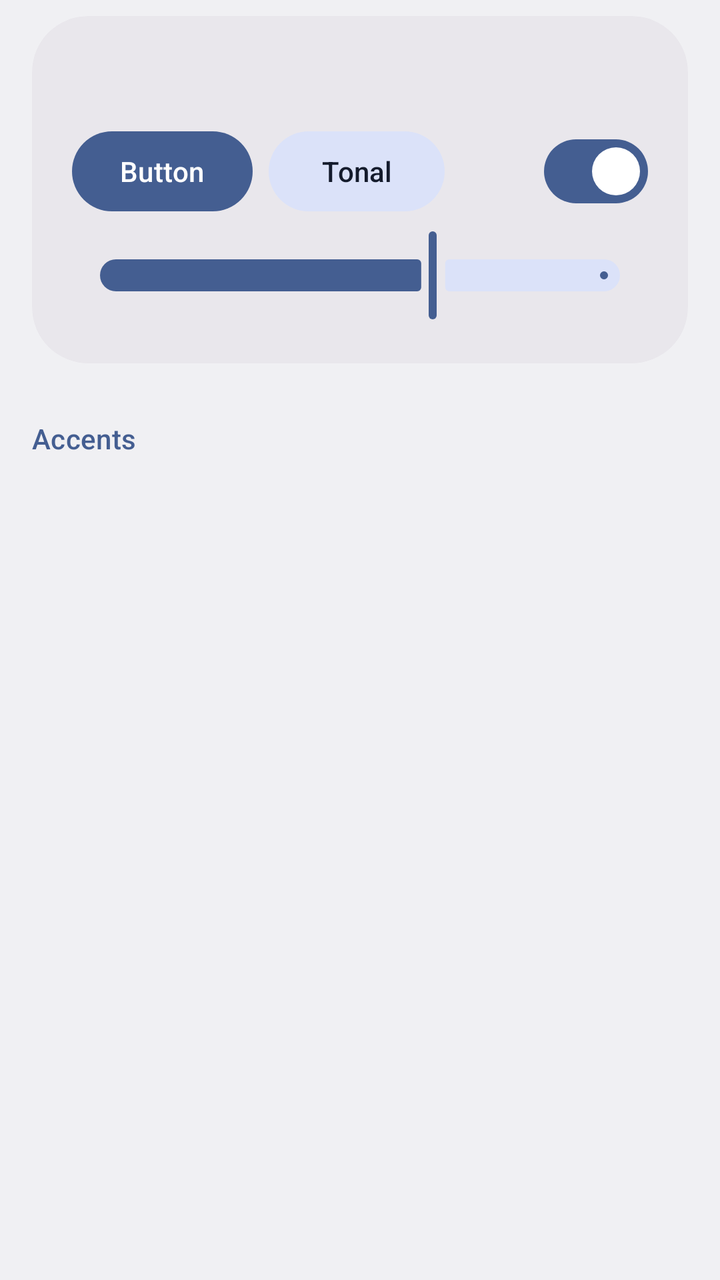
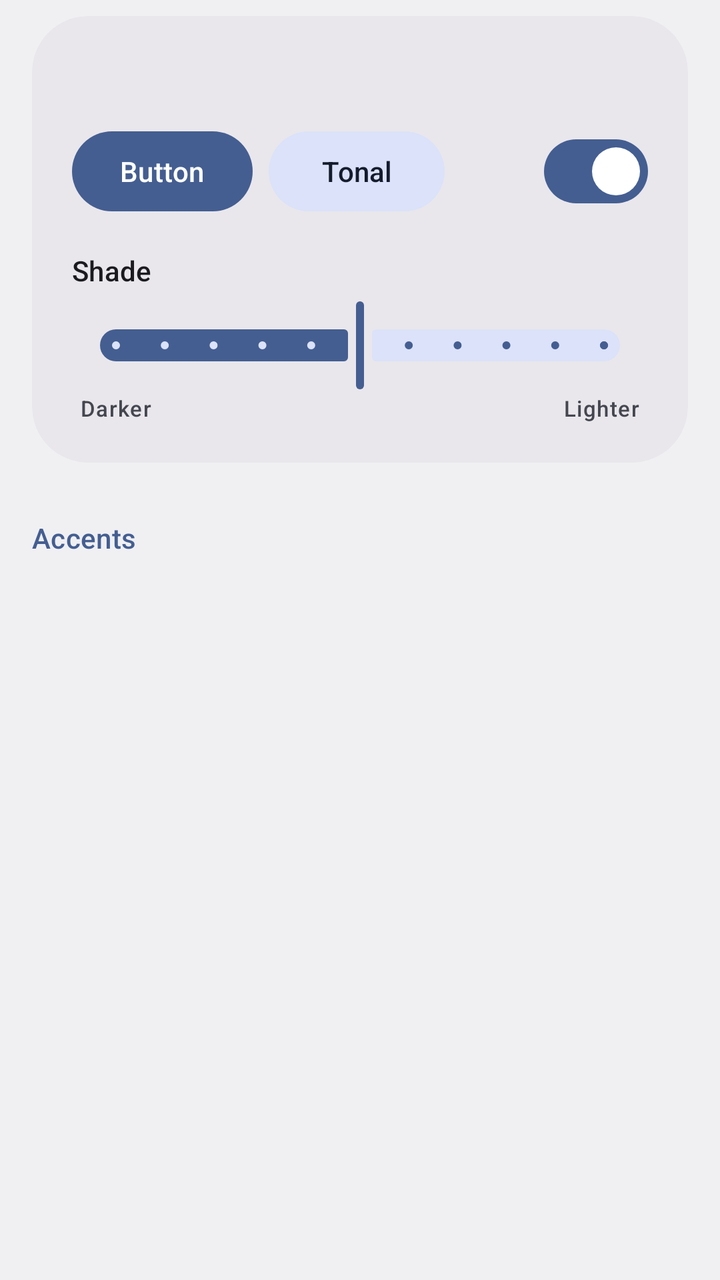

Two renders of the same Android screen: before a commit and after it. Below are the layout's source before the change and the commit's diff.
<!-- AndroidManifest.xml: application theme android:Theme.DeviceDefault.DayNight -->
<!-- res/layout/remixer_accents.xml -->
<?xml version="1.0" encoding="utf-8"?>
<androidx.core.widget.NestedScrollView
    xmlns:android="http://schemas.android.com/apk/res/android"
    xmlns:app="http://schemas.android.com/apk/res-auto"
    android:layout_width="match_parent"
    android:layout_height="match_parent"
    android:theme="@style/Theme.Material3.DynamicColors.DayNight"
    android:clipToPadding="false"
    android:paddingBottom="24dp">

    <LinearLayout
        android:layout_width="match_parent"
        android:layout_height="wrap_content"
        android:orientation="vertical"
        android:paddingHorizontal="16dp">

        <com.google.android.material.card.MaterialCardView
            style="@style/Widget.Material3.CardView.Filled"
            android:layout_width="match_parent"
            android:layout_height="wrap_content"
            android:layout_marginTop="8dp"
            app:cardBackgroundColor="?attr/colorSurfaceContainerHigh"
            app:cardCornerRadius="28dp">

            <LinearLayout
                android:layout_width="match_parent"
                android:layout_height="wrap_content"
                android:orientation="vertical"
                android:padding="20dp">

                <TextView
                    android:id="@+id/accent_preview_name"
                    android:layout_width="match_parent"
                    android:layout_height="wrap_content"
                    android:textAppearance="?attr/textAppearanceTitleMedium" />

                <LinearLayout
                    android:layout_width="match_parent"
                    android:layout_height="wrap_content"
                    android:layout_marginTop="12dp"
                    android:gravity="center_vertical"
                    android:orientation="horizontal">

                    <com.google.android.material.button.MaterialButton
                        android:layout_width="wrap_content"
                        android:layout_height="wrap_content"
                        android:clickable="false"
                        android:focusable="false"
                        android:importantForAccessibility="no"
                        android:text="@string/accent_preview_button" />

                    <com.google.android.material.button.MaterialButton
                        style="@style/Widget.Material3.Button.TonalButton"
                        android:layout_width="wrap_content"
                        android:layout_height="wrap_content"
                        android:layout_marginStart="8dp"
                        android:clickable="false"
                        android:focusable="false"
                        android:importantForAccessibility="no"
                        android:text="@string/accent_preview_tonal" />

                    <Space
                        android:layout_width="0dp"
                        android:layout_height="0dp"
                        android:layout_weight="1" />

                    <com.google.android.material.materialswitch.MaterialSwitch
                        android:layout_width="wrap_content"
                        android:layout_height="wrap_content"
                        android:checked="true"
                        android:clickable="false"
                        android:focusable="false"
                        android:importantForAccessibility="no" />
                </LinearLayout>

                <com.google.android.material.slider.Slider
                    android:layout_width="match_parent"
                    android:layout_height="wrap_content"
                    android:layout_marginTop="4dp"
                    android:importantForAccessibility="no"
                    android:value="65"
                    android:valueFrom="0"
                    android:valueTo="100"
                    app:labelBehavior="gone" />
            </LinearLayout>
        </com.google.android.material.card.MaterialCardView>

        <TextView
            style="@style/RemixerHeaderSectionTitle"
            android:text="@string/remixer_accents" />

        <androidx.recyclerview.widget.RecyclerView
            android:id="@+id/accents_grid"
            android:layout_width="match_parent"
            android:layout_height="wrap_content"
            android:nestedScrollingEnabled="false" />
    </LinearLayout>
</androidx.core.widget.NestedScrollView>
<!-- resources referenced by this layout -->
<resources>
  <string name="accent_preview_button">Button</string>
  <string name="accent_preview_tonal">Tonal</string>
  <string name="remixer_accents">Accents</string>
  <style name="RemixerHeaderSectionTitle">
          <item name="android:layout_width">match_parent</item>
          <item name="android:layout_height">wrap_content</item>
          <item name="android:layout_marginTop">28dp</item>
          <item name="android:layout_marginBottom">8dp</item>
          <item name="android:textAppearance">?attr/textAppearanceTitleSmall</item>
          <item name="android:textColor">?attr/colorPrimary</item>
      </style>
</resources>

<!-- the commit's change to res/layout/remixer_accents.xml (unified diff, before → after) -->
@@ -42,6 +42,7 @@
                     android:orientation="horizontal">
 
                     <com.google.android.material.button.MaterialButton
+                        android:id="@+id/accent_preview_filled"
                         android:layout_width="wrap_content"
                         android:layout_height="wrap_content"
                         android:clickable="false"
@@ -50,6 +51,7 @@
                         android:text="@string/accent_preview_button" />
 
                     <com.google.android.material.button.MaterialButton
+                        android:id="@+id/accent_preview_tonal"
                         style="@style/Widget.Material3.Button.TonalButton"
                         android:layout_width="wrap_content"
                         android:layout_height="wrap_content"
@@ -65,6 +67,7 @@
                         android:layout_weight="1" />
 
                     <com.google.android.material.materialswitch.MaterialSwitch
+                        android:id="@+id/accent_preview_switch"
                         android:layout_width="wrap_content"
                         android:layout_height="wrap_content"
                         android:checked="true"
@@ -73,15 +76,65 @@
                         android:importantForAccessibility="no" />
                 </LinearLayout>
 
+                <LinearLayout
+                    android:layout_width="match_parent"
+                    android:layout_height="wrap_content"
+                    android:layout_marginTop="16dp"
+                    android:gravity="center_vertical"
+                    android:orientation="horizontal">
+
+                    <TextView
+                        android:layout_width="0dp"
+                        android:layout_height="wrap_content"
+                        android:layout_weight="1"
+                        android:importantForAccessibility="no"
+                        android:text="@string/accent_shade"
+                        android:textAppearance="?attr/textAppearanceLabelLarge" />
+
+                    <TextView
+                        android:id="@+id/accent_shade_value"
+                        android:layout_width="wrap_content"
+                        android:layout_height="wrap_content"
+                        android:importantForAccessibility="no"
+                        android:textAppearance="?attr/textAppearanceLabelLarge"
+                        android:textColor="?attr/colorOnSurfaceVariant" />
+                </LinearLayout>
+
                 <com.google.android.material.slider.Slider
+                    android:id="@+id/accent_shade"
                     android:layout_width="match_parent"
                     android:layout_height="wrap_content"
                     android:layout_marginTop="4dp"
-                    android:importantForAccessibility="no"
-                    android:value="65"
-                    android:valueFrom="0"
-                    android:valueTo="100"
+                    android:contentDescription="@string/accent_shade"
+                    android:stepSize="1"
+                    android:value="0"
+                    android:valueFrom="-5"
+                    android:valueTo="5"
                     app:labelBehavior="gone" />
+
+                <LinearLayout
+                    android:layout_width="match_parent"
+                    android:layout_height="wrap_content"
+                    android:orientation="horizontal"
+                    android:paddingHorizontal="4dp">
+
+                    <TextView
+                        android:layout_width="0dp"
+                        android:layout_height="wrap_content"
+                        android:layout_weight="1"
+                        android:importantForAccessibility="no"
+                        android:text="@string/accent_shade_darker"
+                        android:textAppearance="?attr/textAppearanceLabelSmall"
+                        android:textColor="?attr/colorOnSurfaceVariant" />
+
+                    <TextView
+                        android:layout_width="wrap_content"
+                        android:layout_height="wrap_content"
+                        android:importantForAccessibility="no"
+                        android:text="@string/accent_shade_lighter"
+                        android:textAppearance="?attr/textAppearanceLabelSmall"
+                        android:textColor="?attr/colorOnSurfaceVariant" />
+                </LinearLayout>
             </LinearLayout>
         </com.google.android.material.card.MaterialCardView>
 
<!-- resource entries referenced after the edit -->
@@ -2,6 +2,9 @@
 <resources>
   <string name="accent_preview_button">Button</string>
   <string name="accent_preview_tonal">Tonal</string>
+  <string name="accent_shade">Shade</string>
+  <string name="accent_shade_darker">Darker</string>
+  <string name="accent_shade_lighter">Lighter</string>
   <string name="remixer_accents">Accents</string>
   <style name="RemixerHeaderSectionTitle">
           <item name="android:layout_width">match_parent</item>
